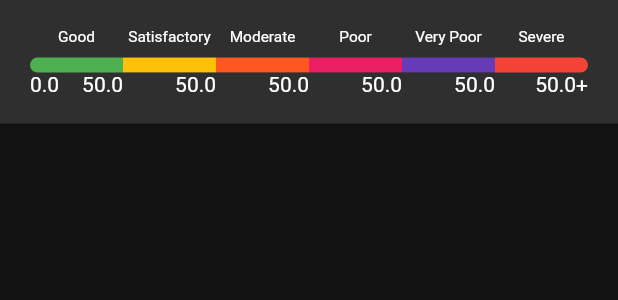
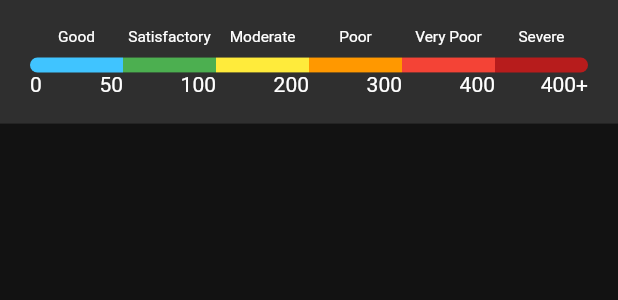
Before and after one commit to vishnuagbly/sonno, a Flutter app: the ColorGuide widget shown alone on an empty page, opened directly, on a phone screen of 412 x 824 dp. Shown: the top 300 px of the screen. Run offline on Flutter 3.47's test engine with Material 2 defaults, Android fonts, the phone set to English and light mode, and no system bars; our stand-ins replace charts_flutter, cloud_firestore, connectivity, firebase_auth, firebase_core, google_sign_in and 1 more; missing offline and left inert: flutter_webview_plugin, particles_flutter; accounts and stored records are empty; statements that could not run were skipped.

Commit message:
bug fixes

```diff
--- a/lib/components/color_guide.dart
+++ b/lib/components/color_guide.dart
@@ -23,10 +23,16 @@ class ColorGuide extends StatelessWidget {
             (index) {
               List<Widget> range = [];
               if (index == 0)
-                range.add(Text(Parameters.aqi.min(statuses[index]).toString()));
+                range.add(Text(
+                    Parameters.aqi.min(statuses[index]).toInt().toString()));
               range.add(Spacer());
-              String max = Parameters.aqi.max(statuses[index]).toString();
-              if (index == statuses.length - 1) max += '+';
+              String max;
+              if (index == statuses.length - 1)
+                max =
+                    Parameters.aqi.max(statuses[index - 1]).toInt().toString() +
+                        '+';
+              else
+                max = Parameters.aqi.max(statuses[index]).toInt().toString();
               range.add(Text(max));
               return Expanded(
                 child: Column(
--- a/lib/constants.dart
+++ b/lib/constants.dart
@@ -1,6 +1,6 @@
 import 'package:flutter/material.dart';
 
-import 'objects/color_indicator.dart';
+import 'objects/status.dart';
 
 const kHomePageRoute = '/home_page';
 const kInfoPageRoute = '/info_page';
@@ -24,10 +24,10 @@ double alertDialogTitleTextSize(double screenWidth) => screenWidth * 0.06;
 double alertDialogButtonTextSize(double screenWidth) => screenWidth * 0.04;
 
 List<Status> statuses = [
-  Status(Colors.green, 'Good'),
-  Status(Colors.amber, 'Satisfactory'),
-  Status(Colors.deepOrange, 'Moderate'),
-  Status(Colors.pink, 'Poor'),
-  Status(Colors.deepPurple, 'Very Poor'),
-  Status(Colors.red, 'Severe'),
+  Status(Colors.lightBlueAccent, 'Good'),
+  Status(Colors.green, 'Satisfactory'),
+  Status(Colors.yellow, 'Moderate'),
+  Status(Colors.orange, 'Poor'),
+  Status(Colors.red, 'Very Poor'),
+  Status(Colors.red[900], 'Severe'),
 ];
--- a/lib/objects/objects.dart
+++ b/lib/objects/objects.dart
@@ -1,7 +1,7 @@
 library objects;
 
 export 'aqi_info.dart';
-export 'color_indicator.dart';
+export 'status.dart';
 export 'connecting_dummy_data.dart';
 export 'dummy_data.dart';
 export 'parameter.dart';
--- a/lib/objects/parameter.dart
+++ b/lib/objects/parameter.dart
@@ -1,6 +1,7 @@
+import 'package:flutter/services.dart';
 import 'package:sonno/constants.dart';
 
-import 'color_indicator.dart';
+import 'status.dart';
 
 class Parameter {
   const Parameter({String name, List<double> ranges})
@@ -25,29 +26,36 @@ class Parameter {
       };
 
   double min(Status status) {
-    for(int i = 0; i < statuses.length; i++){
-      if(status == statuses[i])
-        if(i >= _ranges.length) return _ranges.last;
+    for (int i = 0; i < statuses.length; i++) {
+      if (status == statuses[i]) {
+        if (i >= _ranges.length) return _ranges.last;
         return _ranges[i];
+      }
     }
-    throw 'status not in range';
+    throw PlatformException(
+      code: 'status not in range',
+      details: 'status\n  ${status.text} = ${status.hashString}',
+    );
   }
 
   double max(Status status) {
-    for(int i = 0; i < statuses.length; i++){
-      if(status == statuses[i])
-        if(i + 1 >= _ranges.length) return _ranges.last;
+    for (int i = 0; i < statuses.length; i++) {
+      if (status == statuses[i]) {
+        if (i + 1 >= _ranges.length) return _ranges.last;
         return _ranges[i + 1];
+      }
     }
     throw 'status not in range';
   }
 
   Status status(double value) {
-    for(var status in statuses){
-      if(value > min(status) && value < min(status))
-        return status;
+    for (var status in statuses) {
+      if (value >= min(status) && value < max(status)) return status;
     }
-    throw 'value not in range';
+    throw PlatformException(
+      code: 'value_not_in_range',
+      details: 'value: $value\n_ranges: ${_ranges.toString()}',
+    );
   }
 }
 
--- a/lib/objects/color_indicator.dart
+++ b/lib/objects/status.dart
@@ -4,12 +4,14 @@ class Status {
   final Color color;
   final String text;
 
+  String get hashString => '${color.value.toString()}$text';
+
   @override
-  int get hashCode => '${color.value.toString()}$text'.hashCode;
+  int get hashCode => hashString.hashCode;
 
   @override
   bool operator ==(Object other) =>
-      other is Status && other.hashCode == text.hashCode;
+      other is Status && other.hashCode == this.hashCode;
 
   Status(this.color, this.text);
 }
--- a/lib/pages/home_page.dart
+++ b/lib/pages/home_page.dart
@@ -210,11 +210,13 @@ class _HomePageState extends State<HomePage> {
                             ),
                           ),
                           onTap: () async {
+                            log('adding device', name: 'onTap/deviceTile');
                             setState(() {
                               if (!_devices.contains(device)) {
                                 _devices.add(device);
                               }
                             });
+                            log('showing dialog', name: 'onTap/deviceTile');
                             await showDialog(
                               context: context,
                               builder: (context) => FutureDialog(
@@ -226,6 +228,7 @@ class _HomePageState extends State<HomePage> {
                                 },
                               ),
                             );
+                            log('popping searchDialog', name: 'onTap/deviceTile');
                             Navigator.pop(context);
                           },
                         ),
```
Also changed, not shown: lib/objects/aqi_info.dart (+0 -10 lines), lib/pages/info_sub_pages/aqi_parameters.dart (+15 -11 lines).
